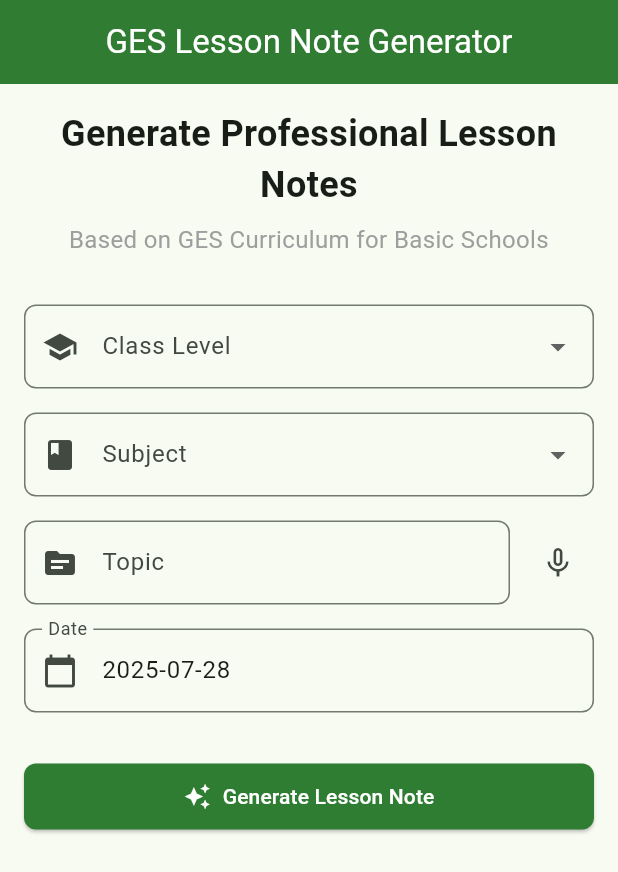
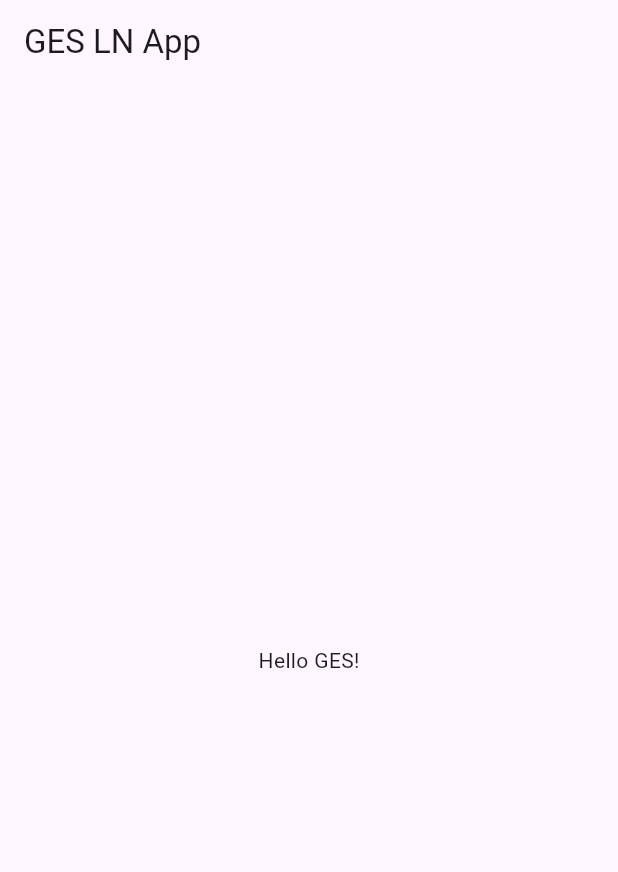
Before and after one commit to Quammy93/Mobile_App_Journey, a Flutter app: the screen it shows after launch, on a phone screen of 412 x 824 dp. Shown: the top 872 px of the screen. Run offline on Flutter 3.47's test engine with Material 3 defaults, Android fonts, the light colour scheme and no system bars; our stand-ins replace pdf, permission_handler, printing, share_plus, shared_preferences, speech_to_text.

```diff
--- a/ges_lnapp/lib/main.dart
+++ b/ges_lnapp/lib/main.dart
@@ -1,24 +1,23 @@
 import 'package:flutter/material.dart';
-import 'package:flutter/services.dart';
-import 'screens/home_screen.dart';
-import 'theme/app_theme.dart';
 
 void main() {
-  runApp(const LessonNoteApp());
+  runApp(MyApp());
 }
 
-class LessonNoteApp extends StatelessWidget {
-  const LessonNoteApp({super.key});
-
+// ✅ Define the MyApp widget
+class MyApp extends StatelessWidget {
   @override
   Widget build(BuildContext context) {
     return MaterialApp(
-      title: 'GES Lesson Note Generator',
-      theme: AppTheme.lightTheme,
-      darkTheme: AppTheme.darkTheme,
-      themeMode: ThemeMode.system,
-      home: const HomeScreen(),
-      debugShowCheckedModeBanner: false,
+      title: 'GES LN App',
+      home: Scaffold(
+        appBar: AppBar(
+          title: const Text('GES LN App'),
+        ),
+        body: const Center(
+          child: Text('Hello GES!'),
+        ),
+      ),
     );
   }
 }
--- a/ges_lnapp/lib/screens/home_screen.dart
+++ b/ges_lnapp/lib/screens/home_screen.dart
@@ -1,5 +1,5 @@
 import 'package:flutter/material.dart';
-import 'package:speech_to_text/speech_to_text.dart' as stt;
+// import 'package:speech_to_text/speech_to_text.dart' as stt;
 import '../services/lesson_note_service.dart';
 import '../models/lesson_note_data.dart';
 import 'lesson_note_preview_screen.dart';
--- a/ges_lnapp/pubspec.yaml
+++ b/ges_lnapp/pubspec.yaml
@@ -1,4 +1,4 @@
-name: ges_lesson_note_generator
+name: ges_lnapp
 description: A Flutter app for generating GES curriculum-based lesson notes
 
 publish_to: 'none'
```
Also changed, not shown: ges_lnapp/pubspec.lock, 6 other files.
